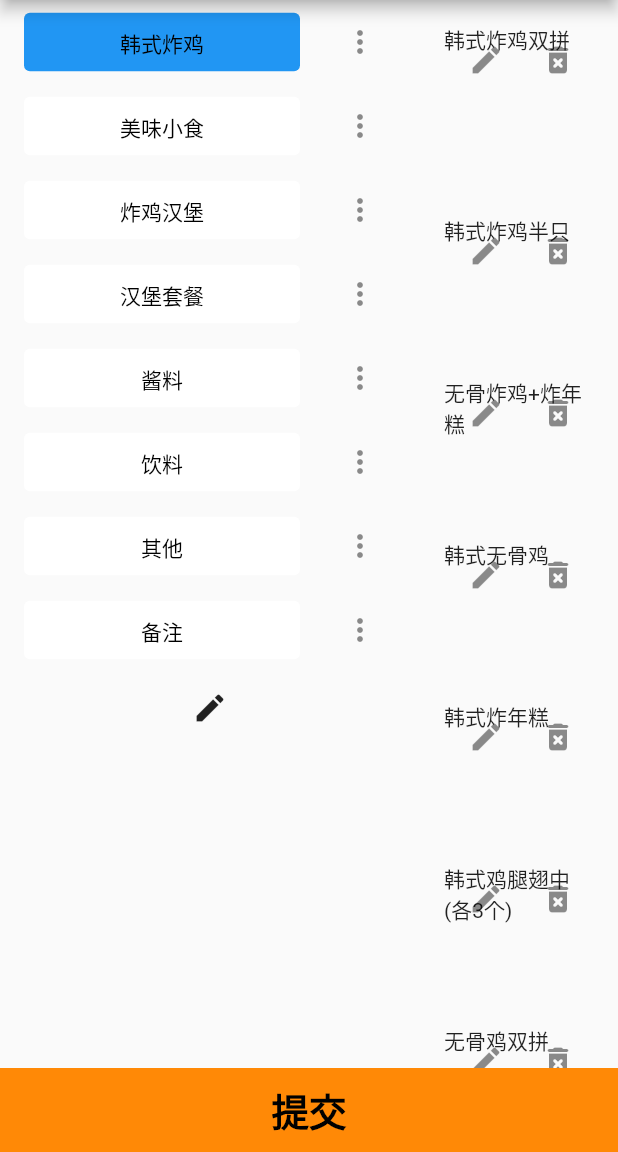
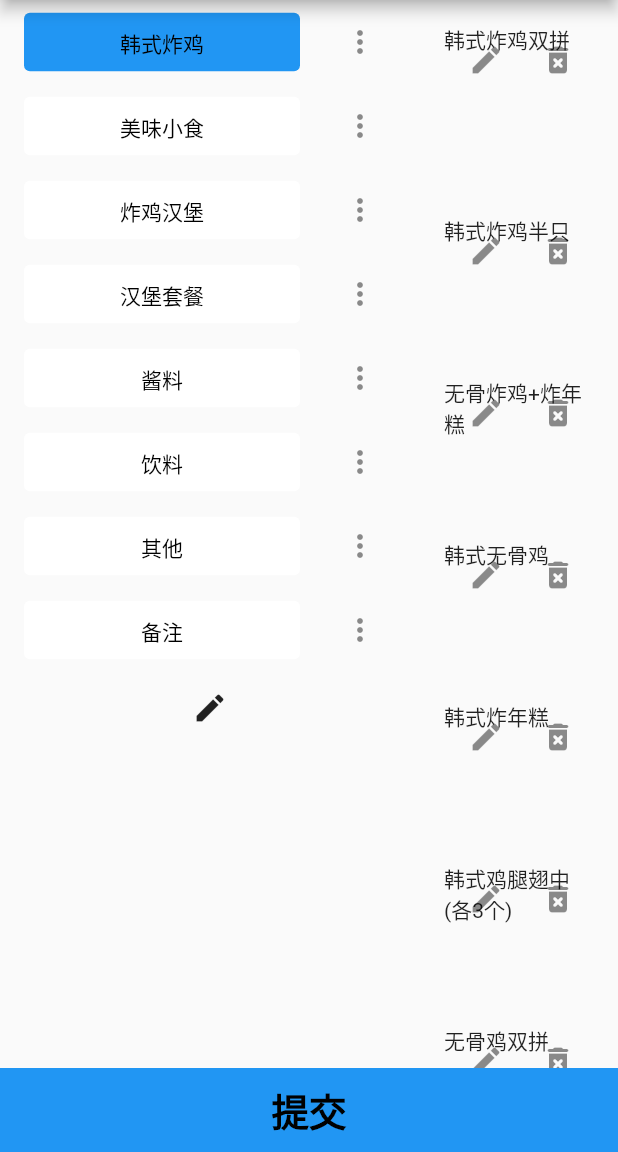
Before and after one commit to hellojukay/food_admin, a Flutter app: the screen it shows after launch, on a phone screen of 412 x 824 dp, the part 84-1236 px from its top. Run offline on Flutter 3.47's test engine with Material 2 defaults, Android fonts, the phone set to English and light mode, and no system bars; our stand-ins replace dio.

Commit message:
update README

```diff
--- a/lib/pages/admin.dart
+++ b/lib/pages/admin.dart
@@ -296,7 +296,7 @@ class AdminState extends State<Admin> {
         ],
       ),
       bottomNavigationBar: Material(
-        color: const Color(0xffff8906),
+        color: Theme.of(context).primaryColor,
         child: InkWell(
           onTap: () {
             //print('called on tap');
```
Also changed, not shown: demo.png.
